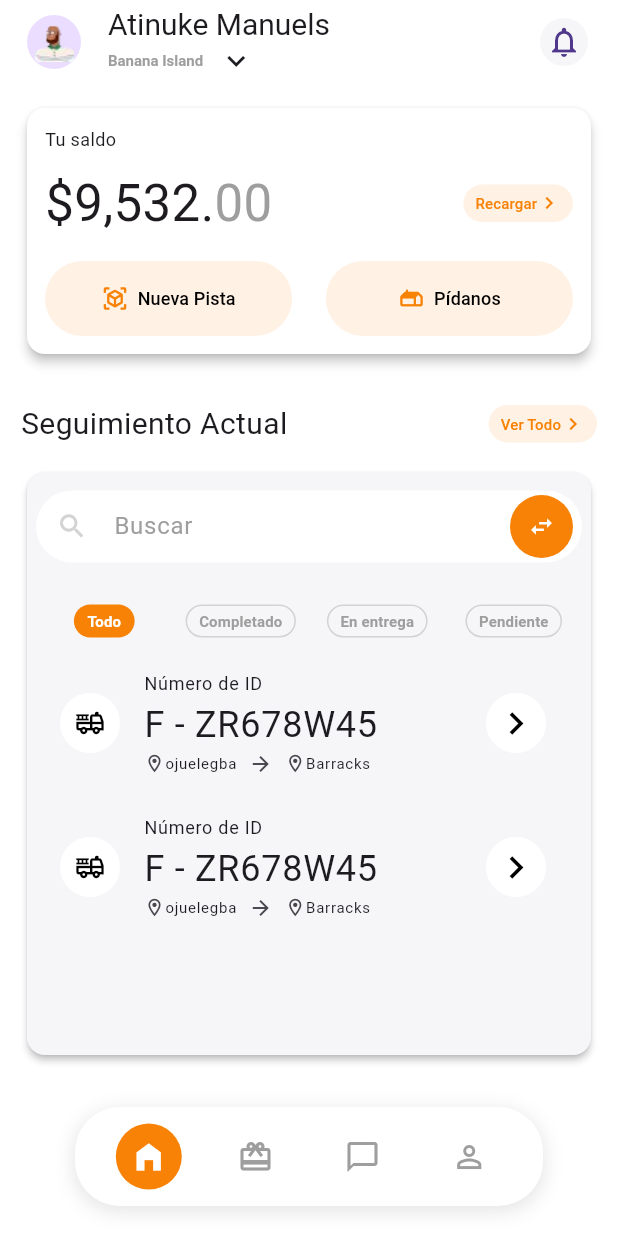
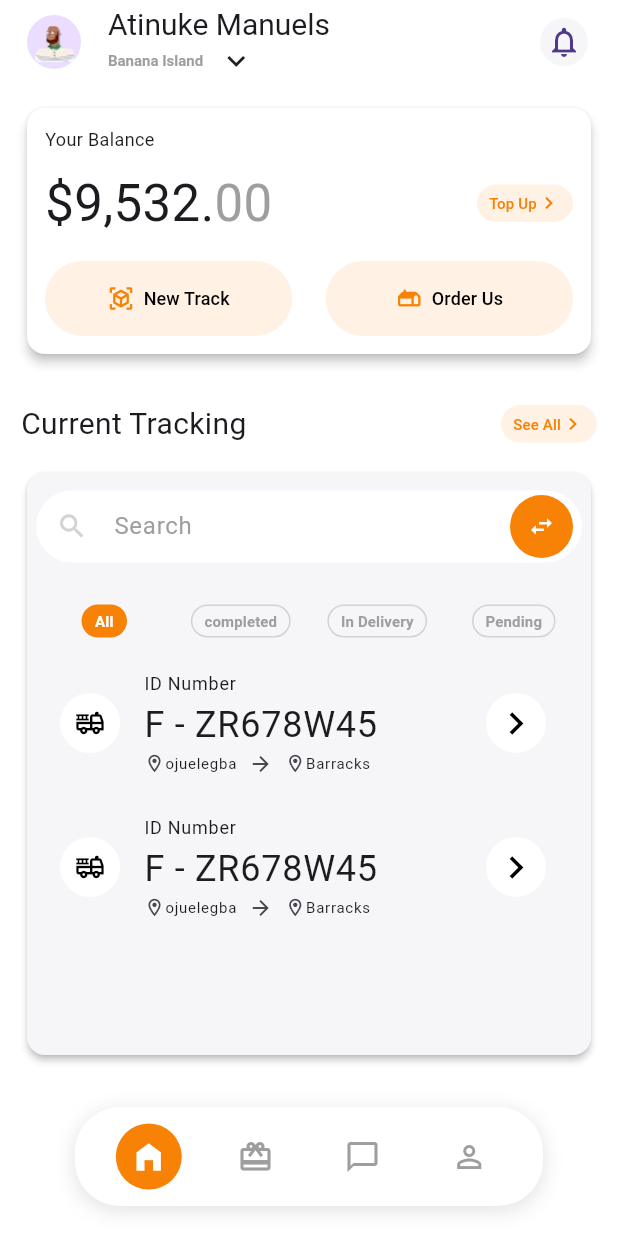
Before and after one commit to Atinuke-Manuels/Dev_Foundry2, a Flutter app: the screen it shows after launch, on a phone screen of 412 x 824 dp. Run offline on Flutter 3.47's test engine with Material 3 defaults, Android fonts, the phone set to English and light mode, and no system bars.

Commit message:
fix: Refactor code

```diff
--- a/lib/constants/strings.dart
+++ b/lib/constants/strings.dart
@@ -138,7 +138,7 @@ class AppStrings {
     };
 
     _localizedStrings = translations[locale.languageCode] ??
-        translations['fr']!; // Default to English
+        translations['en']!; // Default to English
   }
 
   // strings for home page
--- a/lib/main.dart
+++ b/lib/main.dart
@@ -23,7 +23,7 @@ class MyApp extends StatelessWidget {
       ),
       /// Use the app default locale
       supportedLocales: const [
-        // Locale('en'),
+        Locale('en'),
         Locale('es'),
         Locale('fr'),
       ],
@@ -48,7 +48,7 @@ class StringsDelegate extends LocalizationsDelegate<AppStrings> {
   @override
   Future<AppStrings> load(Locale locale) async {
     if (!isSupported(locale)) {
-      locale = const Locale('fr'); // Default to English
+      locale = const Locale('en'); // Default to English
     }
     await AppStrings.load(locale);
     return AppStrings();
```
